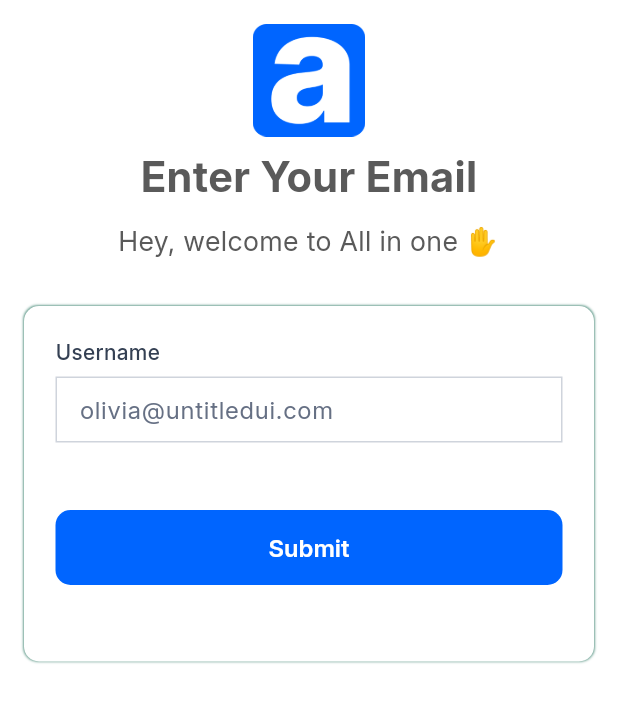
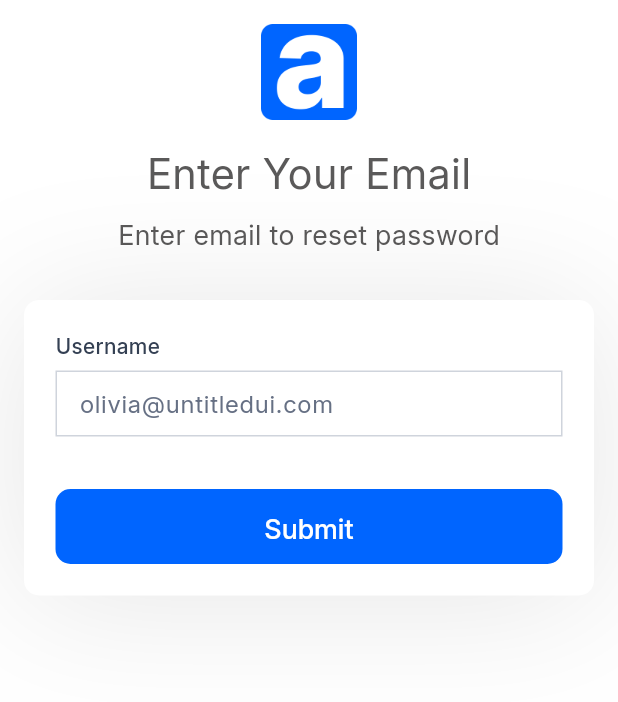
Before and after one commit to nextive-rahim/all_in_one3, a Flutter app: the ForgetPasswordEmailPage screen opened by its route, on a phone screen of 412 x 824 dp. Shown: the top 702 px of the screen. Run offline on Flutter 3.47's test engine with Material 3 defaults, Android fonts, the phone set to English and light mode, and no system bars; our stand-ins replace dio, file_picker, get, get_storage, logger, permission_handler and 2 more; missing offline and left inert: flutter_pdfview; accounts and stored records are empty.

Commit message:
chore : Updated forget password page

```diff
--- a/lib/src/features/common_features/authentication/forget_password/view/forget_password_email_page.dart
+++ b/lib/src/features/common_features/authentication/forget_password/view/forget_password_email_page.dart
@@ -1,24 +1,19 @@
-import 'package:all_in_one3/src/core/extension/text_extension.dart';
 import 'package:all_in_one3/src/core/page_state/state.dart';
 import 'package:all_in_one3/src/core/routes/app_pages.dart';
-import 'package:all_in_one3/src/core/theme/colors.dart';
 import 'package:all_in_one3/src/core/utils/colors.dart';
-import 'package:all_in_one3/src/core/utils/image_constant.dart';
 import 'package:all_in_one3/src/core/utils/size_config.dart';
 import 'package:all_in_one3/src/core/utils/strings.dart';
 import 'package:all_in_one3/src/core/utils/util.dart';
 import 'package:all_in_one3/src/core/validators/input_form_validators.dart';
 import 'package:all_in_one3/src/core/widgets/primary_button.dart';
 import 'package:all_in_one3/src/core/widgets/text_form_field.dart';
-import 'package:all_in_one3/src/core/widgets/text_widget.dart';
 import 'package:all_in_one3/src/features/common_features/authentication/forget_password/controller/forget_password_email_view_controller.dart';
+import 'package:all_in_one3/src/features/common_features/authentication/root/widgets/auth_header.dart';
 import 'package:flutter/material.dart';
 import 'package:get/get.dart';
 
 class ForgetPasswordEmailPage extends StatefulWidget {
-  const ForgetPasswordEmailPage({
-    super.key,
-  });
+  const ForgetPasswordEmailPage({super.key});
 
   @override
   State<ForgetPasswordEmailPage> createState() =>
@@ -44,7 +39,10 @@ class _ForgetPasswordEmailPageState extends State<ForgetPasswordEmailPage> {
               key: _formKey,
               child: Column(
                 children: [
-                  _headerNotMounted(),
+                  AuthHeader(
+                    title: 'Enter Your Email',
+                    subtitle: 'Enter email to reset password',
+                  ),
                   const SizedBox(height: 30),
                   Container(
                     width: SizeConfig.screenWidth,
@@ -53,14 +51,11 @@ class _ForgetPasswordEmailPageState extends State<ForgetPasswordEmailPage> {
                       color: CommonColor.whiteColor,
                       boxShadow: const [
                         BoxShadow(
-                          color: CommonColor.greyColor,
-                          blurRadius: 0.5,
-                          spreadRadius: 0.1,
-                          offset: Offset(
-                            0.0, // Move to right 7.0 horizontally
-                            0.0, // Move to bottom 8.0 Vertically
-                          ),
-                        )
+                          color: Color(0x19000000),
+                          blurRadius: 80,
+                          offset: Offset(0, 4),
+                          spreadRadius: 0,
+                        ),
                       ],
                     ),
                     child: Padding(
@@ -75,19 +70,20 @@ class _ForgetPasswordEmailPageState extends State<ForgetPasswordEmailPage> {
                             hintText: AppStrings.hitTextUsername,
                             validator: InputFieldValidator.email(),
                           ),
-                          const SizedBox(height: 30),
+                          const SizedBox(height: 20),
                           Obx(
                             () => PrimaryButton(
                               isLoading:
                                   controller.pageState == PageState.loading,
                               onTap: onTap,
-                              widget: const Text('Submit')
-                                  .fontSize(16)
-                                  .bold(FontWeight.w600)
-                                  .color(AppColors.white),
+                              title: 'Submit',
+                              //   widget: const Text('Submit')
+                              //       .fontSize(16)
+                              //       .bold(FontWeight.w600)
+                              //       .color(AppColors.white),
                             ),
                           ),
-                          const SizedBox(height: 30),
+                          // const SizedBox(height: 30),
                         ],
                       ),
                     ),
@@ -98,43 +94,6 @@ class _ForgetPasswordEmailPageState extends State<ForgetPasswordEmailPage> {
           ),
         ),
       ),
-    );
-  }
-
-  Widget _headerNotMounted() {
-    return Column(
-      children: [
-        Container(
-          width: SizeConfig.screenWidth,
-          alignment: Alignment.center,
-          child: Image.asset(
-            ImageConstant.appLogo,
-            height: 75,
-            width: 75,
-            fit: BoxFit.fill,
-          ),
-        ),
-        const SizedBox(
-          height: 7,
-        ),
-        const TextWidget(
-          text: 'Enter Your Email',
-          color: CommonColor.headingTextColor1,
-          maxLine: 1,
-          fontFamily: AppStrings.aeonikTRIAL,
-          fontWeight: FontWeight.w700,
-          fontSize: 28,
-        ),
-        const SizedBox(height: 10),
-        const TextWidget(
-          text: AppStrings.welcomeMsgReg,
-          color: CommonColor.headingTextColor1,
-          maxLine: 1,
-          fontFamily: AppStrings.sfProDisplay,
-          fontWeight: FontWeight.w400,
-          fontSize: 18,
-        ),
-      ],
     );
   }
 
@@ -150,7 +109,8 @@ class _ForgetPasswordEmailPageState extends State<ForgetPasswordEmailPage> {
         );
       } else {
         SnackBarService.showInfoSnackBar(
-            controller.loginModel.message.toString());
+          controller.loginModel.message.toString(),
+        );
 
         Get.toNamed(Routes.otpVerification);
       }
```
